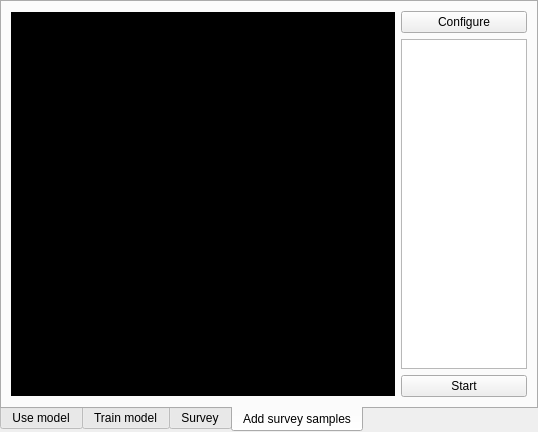
Goby56/gymnasiearbete, file gui/xml/main_window.ui: the form before one commit.
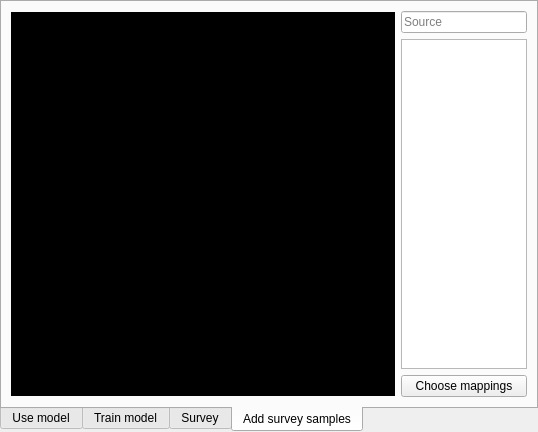
The form after the commit. The open tabs and pages were chosen to show the change.

Patch:
```diff
--- a/gui/xml/main_window.ui
+++ b/gui/xml/main_window.ui
@@ -377,9 +377,9 @@
         <item>
          <layout class="QVBoxLayout" name="verticalLayout_4">
           <item>
-           <widget class="QPushButton" name="survey_add_config_button">
-            <property name="text">
-             <string>Configure</string>
+           <widget class="QLineEdit" name="image_source_line_edit">
+            <property name="placeholderText">
+             <string>Source</string>
             </property>
            </widget>
           </item>
@@ -400,12 +400,9 @@
            </widget>
           </item>
           <item>
-           <widget class="QPushButton" name="start_stop_survey_button">
-            <property name="enabled">
-             <bool>true</bool>
-            </property>
+           <widget class="QPushButton" name="choose_model_mappings_button">
             <property name="text">
-             <string>Start</string>
+             <string>Choose mappings</string>
             </property>
            </widget>
           </item>
```
Left out of the diff: 2 changed lines with no effect on the pictures.
